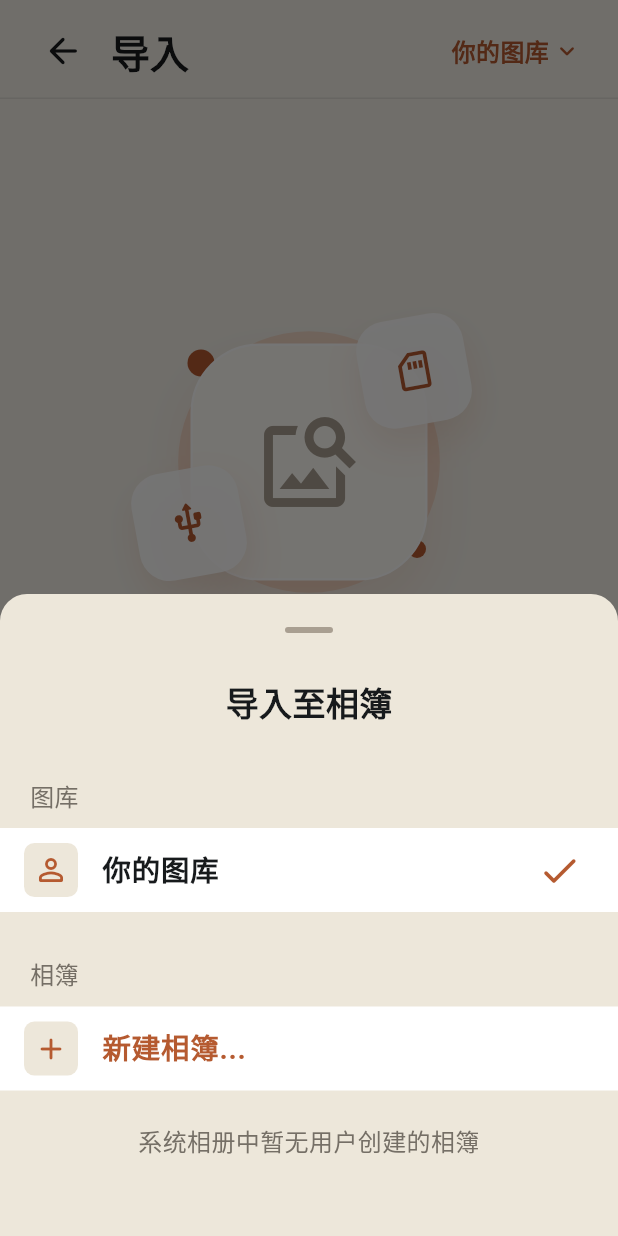
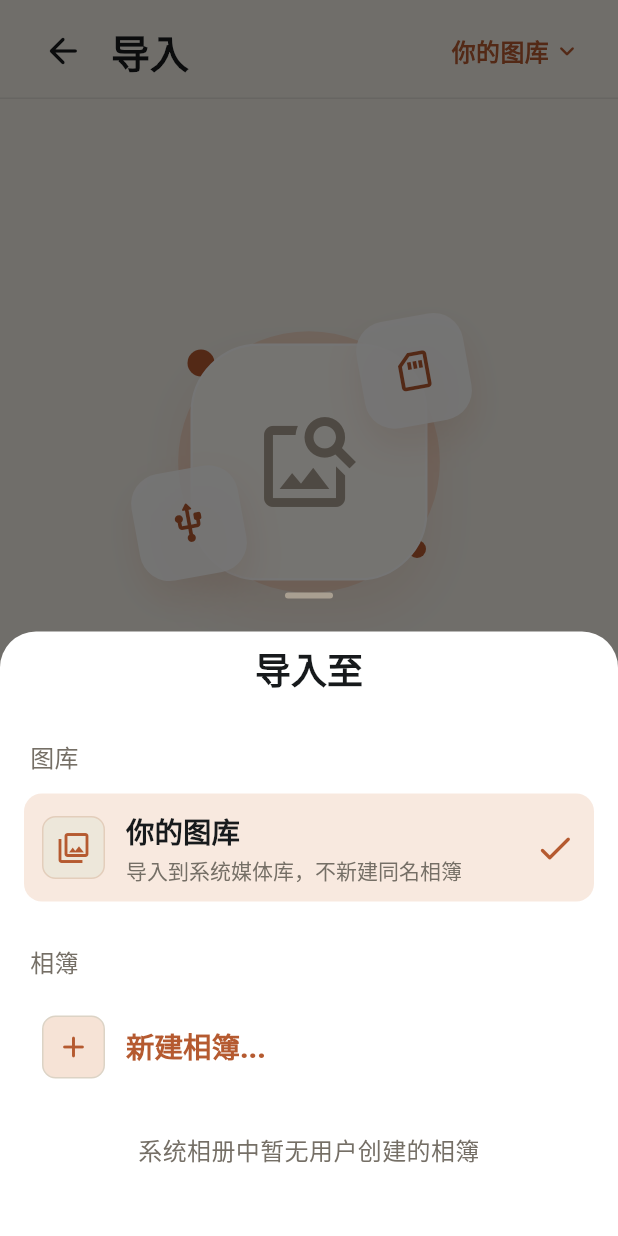
Before and after one commit to OneMoreJack/PhotoTend, a Flutter app: the screen it shows after launch, item 2 of the bottom bar chosen, after a tap on "你的图库", on a phone screen of 412 x 824 dp. Run offline on Flutter 3.47's test engine with Material 3 defaults, Android fonts, the phone set to English and light mode, and no system bars; our stand-ins replace video_player; missing offline and left inert: file_selector; Roboto replaces fonts that are missing (SF Pro Text).

Commit message:
Reuse existing albums for imports

```diff
--- a/lib/data/mobile/external_import_repository.dart
+++ b/lib/data/mobile/external_import_repository.dart
@@ -42,6 +42,38 @@ class ExternalImportScanPage {
   final bool hasMore;
 }
 
+class ImportAlbumTarget {
+  const ImportAlbumTarget({
+    required this.name,
+    this.id,
+    this.relativePath,
+    this.systemLibrary = false,
+  });
+
+  const ImportAlbumTarget.systemLibrary()
+    : name = '你的图库',
+      id = null,
+      relativePath = null,
+      systemLibrary = true;
+
+  factory ImportAlbumTarget.existing({
+    required String id,
+    required String name,
+    String? relativePath,
+  }) {
+    return ImportAlbumTarget(id: id, name: name, relativePath: relativePath);
+  }
+
+  factory ImportAlbumTarget.named(String name) {
+    return ImportAlbumTarget(name: name);
+  }
+
+  final String name;
+  final String? id;
+  final String? relativePath;
+  final bool systemLibrary;
+}
+
 abstract class ExternalImportRepository {
   Future<String?> getSavedImportRoot();
   Future<List<ExternalImportRoot>> listImportRoots();
@@ -59,7 +91,7 @@ abstract class ExternalImportRepository {
   Future<List<String>> deleteExternalMediaItems(List<ExternalImportItem> items);
   Future<String> importExternalMedia(
     ExternalImportItem item, {
-    required String albumName,
+    required ImportAlbumTarget albumTarget,
   });
 }
 
@@ -177,14 +209,18 @@ class MethodChannelExternalImportRepository
   @override
   Future<String> importExternalMedia(
     ExternalImportItem item, {
-    required String albumName,
+    required ImportAlbumTarget albumTarget,
   }) async {
     final result = await channel
         .invokeMethod<String>('importExternalMedia', <String, dynamic>{
           'sourceUri': item.pathOrUri,
           'displayName': item.displayName,
           'type': item.type == MediaType.video ? 'video' : 'photo',
-          'albumName': albumName,
+          if (!albumTarget.systemLibrary) 'albumName': albumTarget.name,
+          if (albumTarget.id != null) 'albumId': albumTarget.id,
+          if (albumTarget.relativePath != null)
+            'albumRelativePath': albumTarget.relativePath,
+          'useSystemLibrary': albumTarget.systemLibrary,
         });
     return result ?? '';
   }
@@ -233,6 +269,7 @@ class FakeExternalImportRepository implements ExternalImportRepository {
   final List<ExternalImportItem> _items;
   final List<String> importedIds = <String>[];
   final List<String> importedAlbumNames = <String>[];
+  final List<ImportAlbumTarget> importedAlbumTargets = <ImportAlbumTarget>[];
   final List<String> deletedIds = <String>[];
   final Set<String> failingDeleteIds = <String>{};
   List<ExternalImportRoot> roots = const <ExternalImportRoot>[
@@ -317,10 +354,11 @@ class FakeExternalImportRepository implements ExternalImportRepository {
   @override
   Future<String> importExternalMedia(
     ExternalImportItem item, {
-    required String albumName,
+    required ImportAlbumTarget albumTarget,
   }) async {
     importedIds.add(item.id);
-    importedAlbumNames.add(albumName);
+    importedAlbumNames.add(albumTarget.name);
+    importedAlbumTargets.add(albumTarget);
     return 'content://media/imported/${item.id}';
   }
 
--- a/lib/data/mobile/mobile_media_repository.dart
+++ b/lib/data/mobile/mobile_media_repository.dart
@@ -2,11 +2,17 @@ import 'package:flutter/services.dart';
 import 'package:rephoto/domain/models/media_item.dart';
 
 class MediaAlbum {
-  const MediaAlbum({required this.id, required this.name, required this.count});
+  const MediaAlbum({
+    required this.id,
+    required this.name,
+    required this.count,
+    this.relativePath,
+  });
 
   final String id;
   final String name;
   final int count;
+  final String? relativePath;
 }
 
 abstract class MobileMediaRepository {
@@ -220,6 +226,7 @@ class MethodChannelMobileMediaRepository implements MobileMediaRepository {
             id: (raw['id'] ?? '').toString(),
             name: (raw['name'] ?? '').toString(),
             count: _intFromRaw(raw['count']) ?? 0,
+            relativePath: raw['relativePath']?.toString(),
           ),
         )
         .where((album) => album.id.isNotEmpty && album.name.isNotEmpty)
--- a/lib/features/import/import_page.dart
+++ b/lib/features/import/import_page.dart
@@ -53,7 +53,8 @@ class _ImportPageState extends State<ImportPage> {
   List<MediaAlbum> _systemAlbums = const <MediaAlbum>[];
   bool _albumsLoading = false;
   bool _storagePickerPrompted = false;
-  String _selectedAlbumName = '你的图库';
+  ImportAlbumTarget _selectedAlbumTarget =
+      const ImportAlbumTarget.systemLibrary();
 
   @override
   void initState() {
@@ -112,7 +113,7 @@ class _ImportPageState extends State<ImportPage> {
         child: Column(
           children: [
             _ImportHeader(
-              albumName: _selectedAlbumName,
+              albumName: _selectedAlbumTarget.name,
               isImporting: _controller.isImporting,
               onBack: () => Navigator.of(context).maybePop(),
               onAlbumTap: _showAlbumPicker,
@@ -139,7 +140,7 @@ class _ImportPageState extends State<ImportPage> {
                     : _confirmDeleteSelectedItems,
                 onImport: () => unawaited(
                   _controller.importPendingOrSelected(
-                    albumName: _selectedAlbumName,
+                    albumTarget: _selectedAlbumTarget,
                   ),
                 ),
               ),
@@ -314,42 +315,51 @@ class _ImportPageState extends State<ImportPage> {
   Future<void> _showAlbumPicker() async {
     await _loadSystemAlbums();
     if (!mounted) return;
-    final selected = await showModalBottomSheet<String>(
+    final selected = await showModalBottomSheet<Object>(
       context: context,
-      backgroundColor: HuashuColors.surfaceAlt,
+      backgroundColor: Colors.transparent,
       showDragHandle: true,
       builder: (context) {
         return SafeArea(
+          child: DecoratedBox(
+            decoration: const BoxDecoration(
+              color: Colors.white,
+              borderRadius: BorderRadius.vertical(top: Radius.circular(24)),
+            ),
             child: ListView(
               shrinkWrap: true,
+              padding: const EdgeInsets.fromLTRB(0, 4, 0, 18),
               children: [
                 const Padding(
-                padding: EdgeInsets.fromLTRB(20, 8, 20, 24),
-                child: Center(
+                  padding: EdgeInsets.fromLTRB(24, 4, 24, 18),
                   child: Text(
-                    '导入至相簿',
+                    '导入至',
+                    textAlign: TextAlign.center,
                     style: TextStyle(
                       color: _importInk,
-                      fontSize: 22,
-                      fontWeight: FontWeight.w800,
-                    ),
-                  ),
-                ),
-              ),
-              _AlbumPickerSectionLabel(label: '图库'),
+                      fontSize: 24,
+                      fontWeight: FontWeight.w900,
+                      letterSpacing: 0,
+                    ),
+                  ),
+                ),
+                const _AlbumPickerSectionLabel(label: '图库'),
                 _AlbumPickerTile(
-                icon: Icons.person_outline_rounded,
+                  icon: Icons.photo_library_outlined,
                   title: '你的图库',
-                selected: _selectedAlbumName == '你的图库',
-                onTap: () => Navigator.of(context).pop('你的图库'),
-              ),
-              const SizedBox(height: 18),
-              _AlbumPickerSectionLabel(label: '相簿'),
+                  subtitle: '导入到系统媒体库，不新建同名相簿',
+                  selected: _selectedAlbumTarget.systemLibrary,
+                  onTap: () => Navigator.of(
+                    context,
+                  ).pop(const ImportAlbumTarget.systemLibrary()),
+                ),
+                const SizedBox(height: 14),
+                const _AlbumPickerSectionLabel(label: '相簿'),
                 _AlbumPickerTile(
                   icon: Icons.add_rounded,
                   title: '新建相簿...',
                   selected: false,
-                onTap: () => Navigator.of(context).pop('__new_album__'),
+                  onTap: () => Navigator.of(context).pop(_CreateAlbumAction()),
                 ),
                 if (_albumsLoading)
                   const Padding(
@@ -369,35 +379,54 @@ class _ImportPageState extends State<ImportPage> {
                   _AlbumPickerTile(
                     icon: Icons.photo_album_outlined,
                     title: album.name,
-                  subtitle: album.count > 0 ? '${album.count} 个项目' : null,
-                  selected: _selectedAlbumName == album.name,
-                  onTap: () => Navigator.of(context).pop(album.name),
-                ),
-              const SizedBox(height: 24),
-            ],
+                    subtitle: _albumSubtitle(album),
+                    selected:
+                        !_selectedAlbumTarget.systemLibrary &&
+                        _selectedAlbumTarget.id == album.id,
+                    onTap: () => Navigator.of(context).pop(
+                      ImportAlbumTarget.existing(
+                        id: album.id,
+                        name: album.name,
+                        relativePath: album.relativePath,
+                      ),
+                    ),
+                  ),
+              ],
+            ),
           ),
         );
       },
     );
     if (!mounted || selected == null) return;
-    if (selected == '__new_album__') {
+    if (selected is _CreateAlbumAction) {
       final created = await _showCreateAlbumDialog();
       if (!mounted || created == null || created.trim().isEmpty) return;
       final album = created.trim();
-      setState(() => _selectedAlbumName = album);
+      setState(() => _selectedAlbumTarget = ImportAlbumTarget.named(album));
       return;
     }
-    setState(() => _selectedAlbumName = selected);
+    if (selected is ImportAlbumTarget) {
+      setState(() => _selectedAlbumTarget = selected);
+    }
   }
 
   List<MediaAlbum> get _orderedSystemAlbums {
     final selected = _systemAlbums
-        .where((album) => album.name == _selectedAlbumName)
+        .where((album) => album.id == _selectedAlbumTarget.id)
         .toList(growable: false);
     final rest = _systemAlbums
-        .where((album) => album.name != _selectedAlbumName)
+        .where((album) => album.id != _selectedAlbumTarget.id)
         .toList(growable: false);
     return [...selected, ...rest];
+  }
+
+  String? _albumSubtitle(MediaAlbum album) {
+    final countLabel = album.count > 0 ? '${album.count} 个项目' : null;
+    final path = album.relativePath;
+    if (path == null || path.isEmpty) {
+      return countLabel;
+    }
+    return countLabel == null ? path : '$countLabel · $path';
   }
 
   Future<void> _loadSystemAlbums() async {
@@ -543,6 +572,10 @@ class _ImportDayGroup {
   final String key;
   final String title;
   final List<ExternalImportItem> items;
+}
+
+class _CreateAlbumAction {
+  const _CreateAlbumAction();
 }
 
 class _ImportHeader extends StatelessWidget {
@@ -1097,6 +1130,9 @@ class _AlbumPickerSectionLabel extends StatelessWidget {
   }
 }
 
+// Hallmark · component: album destination picker · genre: utilitarian · theme: Huashu
+// states: default · hover · focus · active · disabled · loading · error · success
+// contrast: pass (46-50)
 class _AlbumPickerTile extends StatelessWidget {
   const _AlbumPickerTile({
     required this.icon,
@@ -1114,30 +1150,86 @@ class _AlbumPickerTile extends StatelessWidget {
 
   @override
   Widget build(BuildContext context) {
-    return ListTile(
-      tileColor: Colors.white,
-      leading: Container(
-        width: 36,
-        height: 36,
+    return Padding(
+      padding: const EdgeInsets.symmetric(horizontal: 16, vertical: 3),
+      child: Material(
+        color: selected
+            ? HuashuColors.accentSoft.withValues(alpha: 0.58)
+            : Colors.white,
+        borderRadius: BorderRadius.circular(12),
+        child: InkWell(
+          borderRadius: BorderRadius.circular(12),
+          onTap: onTap,
+          child: Padding(
+            padding: const EdgeInsets.fromLTRB(12, 11, 12, 11),
+            child: Row(
+              children: [
+                Container(
+                  width: 42,
+                  height: 42,
                   decoration: BoxDecoration(
-          color: HuashuColors.surfaceAlt,
-          borderRadius: BorderRadius.circular(7),
-        ),
-        child: Icon(icon, color: _importBlue),
-      ),
-      title: Text(
+                    color: icon == Icons.add_rounded
+                        ? HuashuColors.accentSoft.withValues(alpha: 0.74)
+                        : HuashuColors.surfaceAlt,
+                    borderRadius: BorderRadius.circular(9),
+                    border: Border.all(
+                      color: selected
+                          ? _importBlue.withValues(alpha: 0.18)
+                          : HuashuColors.line,
+                    ),
+                  ),
+                  child: Icon(icon, color: _importBlue, size: 24),
+                ),
+                const SizedBox(width: 14),
+                Expanded(
+                  child: Column(
+                    crossAxisAlignment: CrossAxisAlignment.start,
+                    children: [
+                      Text(
                         title,
+                        maxLines: 1,
+                        overflow: TextOverflow.ellipsis,
                         style: TextStyle(
-          color: icon == Icons.add_rounded ? _importBlue : _importInk,
+                          color: icon == Icons.add_rounded
+                              ? _importBlue
+                              : _importInk,
                           fontSize: 19,
-          fontWeight: FontWeight.w600,
-        ),
-      ),
-      subtitle: subtitle == null ? null : Text(subtitle!),
-      trailing: selected
-          ? const Icon(Icons.check_rounded, color: _importBlue, size: 30)
-          : null,
-      onTap: onTap,
+                          fontWeight: FontWeight.w800,
+                          letterSpacing: 0,
+                        ),
+                      ),
+                      if (subtitle != null) ...[
+                        const SizedBox(height: 3),
+                        Text(
+                          subtitle!,
+                          maxLines: 1,
+                          overflow: TextOverflow.ellipsis,
+                          style: const TextStyle(
+                            color: _importMuted,
+                            fontSize: 14,
+                            fontWeight: FontWeight.w500,
+                            letterSpacing: 0,
+                          ),
+                        ),
+                      ],
+                    ],
+                  ),
+                ),
+                const SizedBox(width: 12),
+                AnimatedOpacity(
+                  duration: const Duration(milliseconds: 120),
+                  opacity: selected ? 1 : 0,
+                  child: const Icon(
+                    Icons.check_rounded,
+                    color: _importBlue,
+                    size: 28,
+                  ),
+                ),
+              ],
+            ),
+          ),
+        ),
+      ),
     );
   }
 }
```
Also changed, not shown: lib/features/import/import_controller.dart (+11 -4 lines), 4 other files. Lines whose indentation alone changed are shown as unchanged.
